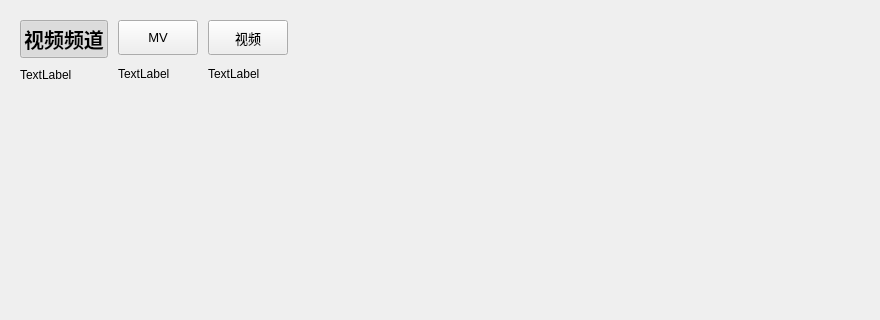
The window that KuGouStart/Video/Video.ui (a-mo-xi-wei/Qt-KuGouAppClient) describes before a commit, drawn with Qt 5; both pictures show x 0 to 880 and y 0 to 320 of the 880 by 526 pixel window.
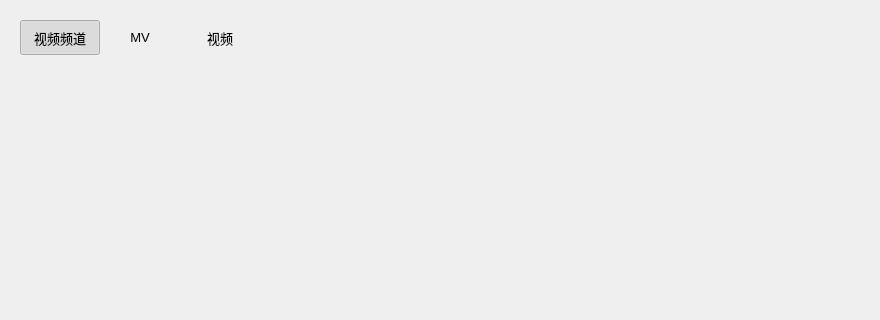
The same window after the commit. Custom widgets are drawn as their Qt base class.

Diff of the .ui file:
```diff
--- a/KuGouStart/Video/Video.ui
+++ b/KuGouStart/Video/Video.ui
@@ -14,26 +14,44 @@
    <string>Video</string>
   </property>
   <layout class="QVBoxLayout" name="verticalLayout_4">
+   <property name="spacing">
+    <number>0</number>
+   </property>
    <item>
     <widget class="QWidget" name="widget" native="true">
      <layout class="QHBoxLayout" name="horizontalLayout">
       <property name="spacing">
-       <number>10</number>
+       <number>0</number>
       </property>
       <item>
        <layout class="QVBoxLayout" name="verticalLayout">
+        <property name="spacing">
+         <number>3</number>
+        </property>
         <item>
          <widget class="QPushButton" name="video_channel_pushButton">
+          <property name="sizePolicy">
+           <sizepolicy hsizetype="Preferred" vsizetype="Fixed">
+            <horstretch>0</horstretch>
+            <verstretch>0</verstretch>
+           </sizepolicy>
+          </property>
           <property name="minimumSize">
            <size>
             <width>0</width>
             <height>35</height>
            </size>
           </property>
+          <property name="maximumSize">
+           <size>
+            <width>200</width>
+            <height>16777215</height>
+           </size>
+          </property>
           <property name="font">
            <font>
-            <pointsize>15</pointsize>
-            <bold>true</bold>
+            <pointsize>10</pointsize>
+            <bold>false</bold>
            </font>
           </property>
           <property name="cursor">
@@ -42,6 +60,9 @@
           <property name="toolTip">
            <string>视频频道</string>
           </property>
+          <property name="autoFillBackground">
+           <bool>true</bool>
+          </property>
           <property name="text">
            <string>视频频道</string>
           </property>
@@ -51,12 +72,18 @@
           <property name="checked">
            <bool>true</bool>
           </property>
+          <property name="flat">
+           <bool>true</bool>
+          </property>
          </widget>
         </item>
         <item>
          <widget class="QLabel" name="index_label1">
           <property name="text">
-           <string>TextLabel</string>
+           <string/>
+          </property>
+          <property name="alignment">
+           <set>Qt::AlignCenter</set>
           </property>
          </widget>
         </item>
@@ -64,14 +91,29 @@
       </item>
       <item>
        <layout class="QVBoxLayout" name="verticalLayout_2">
+        <property name="spacing">
+         <number>3</number>
+        </property>
         <item>
          <widget class="QPushButton" name="MV_pushButton">
+          <property name="sizePolicy">
+           <sizepolicy hsizetype="Preferred" vsizetype="Fixed">
+            <horstretch>0</horstretch>
+            <verstretch>0</verstretch>
+           </sizepolicy>
+          </property>
           <property name="minimumSize">
            <size>
             <width>0</width>
             <height>35</height>
            </size>
           </property>
+          <property name="maximumSize">
+           <size>
+            <width>200</width>
+            <height>16777215</height>
+           </size>
+          </property>
           <property name="font">
            <font>
             <pointsize>10</pointsize>
@@ -83,18 +125,27 @@
           <property name="toolTip">
            <string>MV</string>
           </property>
+          <property name="autoFillBackground">
+           <bool>true</bool>
+          </property>
           <property name="text">
            <string>MV</string>
           </property>
           <property name="checkable">
            <bool>true</bool>
           </property>
+          <property name="flat">
+           <bool>true</bool>
+          </property>
          </widget>
         </item>
         <item>
          <widget class="QLabel" name="index_label2">
           <property name="text">
-           <string>TextLabel</string>
+           <string/>
+          </property>
+          <property name="alignment">
+           <set>Qt::AlignCenter</set>
           </property>
          </widget>
         </item>
@@ -102,14 +153,29 @@
       </item>
       <item>
        <layout class="QVBoxLayout" name="verticalLayout_3">
+        <property name="spacing">
+         <number>3</number>
+        </property>
         <item>
          <widget class="QPushButton" name="video_pushButton">
+          <property name="sizePolicy">
+           <sizepolicy hsizetype="Preferred" vsizetype="Fixed">
+            <horstretch>0</horstretch>
+            <verstretch>0</verstretch>
+           </sizepolicy>
+          </property>
           <property name="minimumSize">
            <size>
             <width>0</width>
             <height>35</height>
            </size>
           </property>
+          <property name="maximumSize">
+           <size>
+            <width>200</width>
+            <height>16777215</height>
+           </size>
+          </property>
           <property name="font">
            <font>
             <pointsize>10</pointsize>
@@ -121,18 +187,27 @@
           <property name="toolTip">
            <string>视频</string>
           </property>
+          <property name="autoFillBackground">
+           <bool>true</bool>
+          </property>
           <property name="text">
            <string>视频</string>
           </property>
           <property name="checkable">
            <bool>true</bool>
           </property>
+          <property name="flat">
+           <bool>true</bool>
+          </property>
          </widget>
         </item>
         <item>
          <widget class="QLabel" name="index_label3">
           <property name="text">
-           <string>TextLabel</string>
+           <string/>
+          </property>
+          <property name="alignment">
+           <set>Qt::AlignCenter</set>
           </property>
          </widget>
         </item>
```
